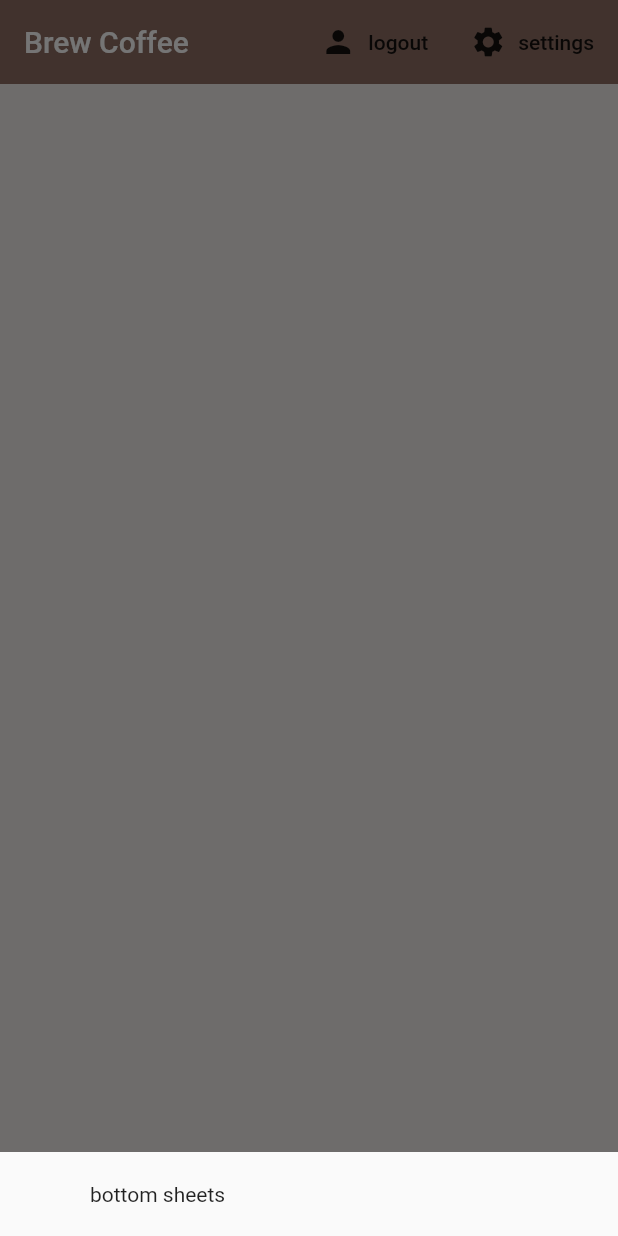
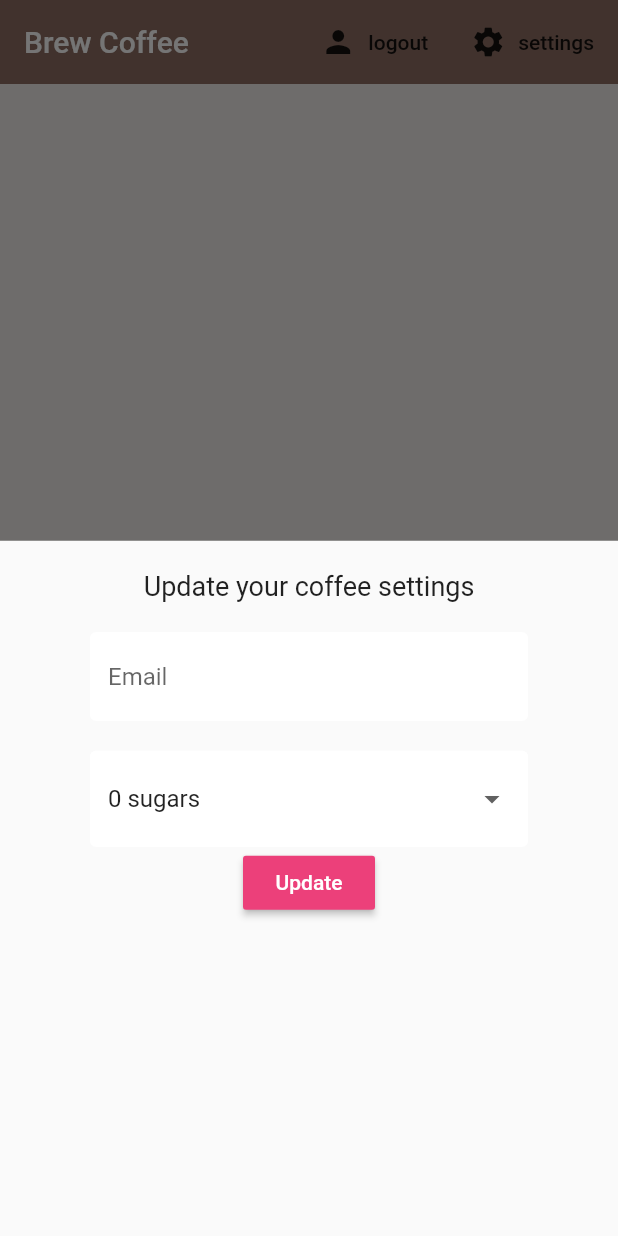
Before and after one commit to niaperedo/brew_coffee, a Flutter app: the screen it shows once a user with an empty profile is signed in, after a tap on "settings", on a phone screen of 412 x 824 dp. Run offline on Flutter 3.47's test engine with Material 2 defaults, Android fonts, the phone set to English and light mode, and no system bars; our stand-ins replace cloud_firestore, firebase_auth, flutter_spinkit; accounts and stored records are empty.

Commit message:
Add lesson 22

```diff
--- a/lib/screens/home/home.dart
+++ b/lib/screens/home/home.dart
@@ -1,3 +1,4 @@
+import 'package:brew_coffee/screens/home/settings_form.dart';
 import 'package:brew_coffee/services/auth.dart';
 import 'package:flutter/material.dart';
 import 'package:brew_coffee/services/database.dart';
@@ -16,7 +17,7 @@ class Home extends StatelessWidget {
         builder: (context) {
           return Container(
             padding: EdgeInsets.symmetric(vertical: 20.0, horizontal: 60.0),
-            child: Text('bottom sheets'),
+            child: SettingsForm()
           );
         }
       );
--- /dev/null
+++ b/lib/screens/home/settings_form.dart
@@ -0,0 +1,65 @@
+import 'package:flutter/material.dart';
+import 'package:brew_coffee/global/constants.dart';
+
+class SettingsForm extends StatefulWidget {
+  @override
+  _SettingsFormState createState() => _SettingsFormState();
+}
+
+class _SettingsFormState extends State<SettingsForm> {
+  final _formKey = GlobalKey<FormState>();
+  static const List<String>  sugars = ['0', '1', '2', '3', '4'];
+
+  String _currentName;
+  String _currentSugars;
+  int _currentStrength;
+
+  @override
+  Widget build(BuildContext context) {
+    return Form(
+      key: _formKey,
+      child: Column(
+        children: <Widget>[
+          Text(
+            'Update your coffee settings',
+            style: TextStyle(
+              fontSize: 18.0
+            ),
+          ),
+          SizedBox(height: 20.0),
+          TextFormField(
+            decoration: textInputDecoration,
+            validator: (val) => val.isEmpty ? 'Please enter a name' : null,
+            onChanged: (val) => setState(() => _currentName = val),
+          ),
+          SizedBox(height: 20.0),
+          DropdownButtonFormField(
+            decoration: textInputDecoration,
+            value: _currentSugars ?? '0',
+            items: sugars.map((sugar) {
+              return DropdownMenuItem(
+                value: sugar,
+                child: Text('$sugar sugars')
+              );
+            }).toList(),
+            onChanged: (val) => setState(() => _currentSugars = val)
+          ),
+          RaisedButton(
+            color: Colors.pink[400],
+            child: Text(
+              'Update',
+              style: TextStyle(
+                color: Colors.white
+              )
+            ),
+            onPressed: () async {
+              print(_currentName);
+              print(_currentSugars);
+              print(_currentStrength);
+            },
+          )
+        ],
+      )
+    );
+  }
+}
```
